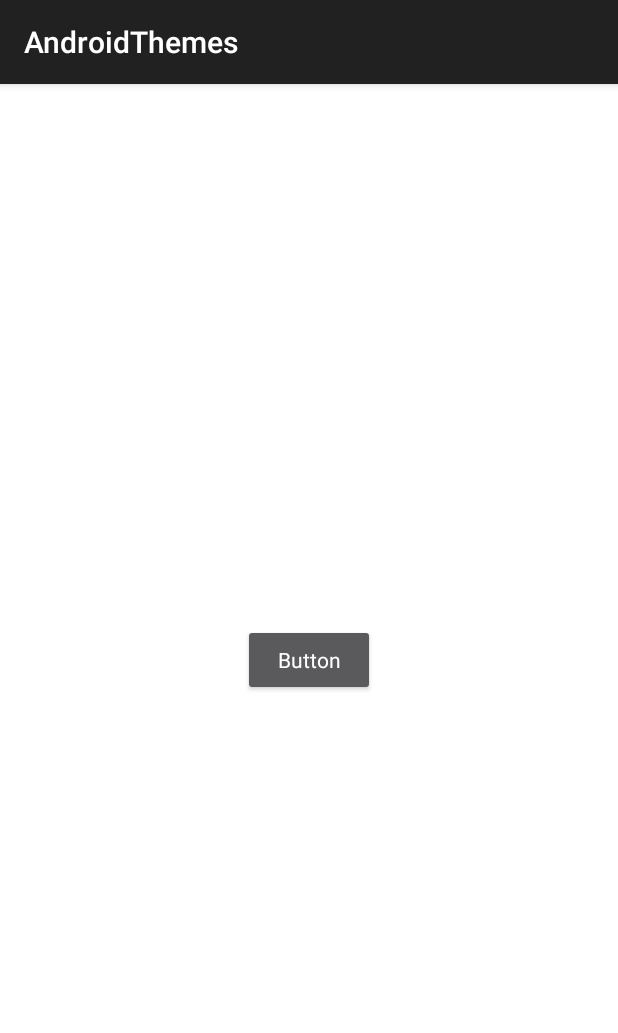
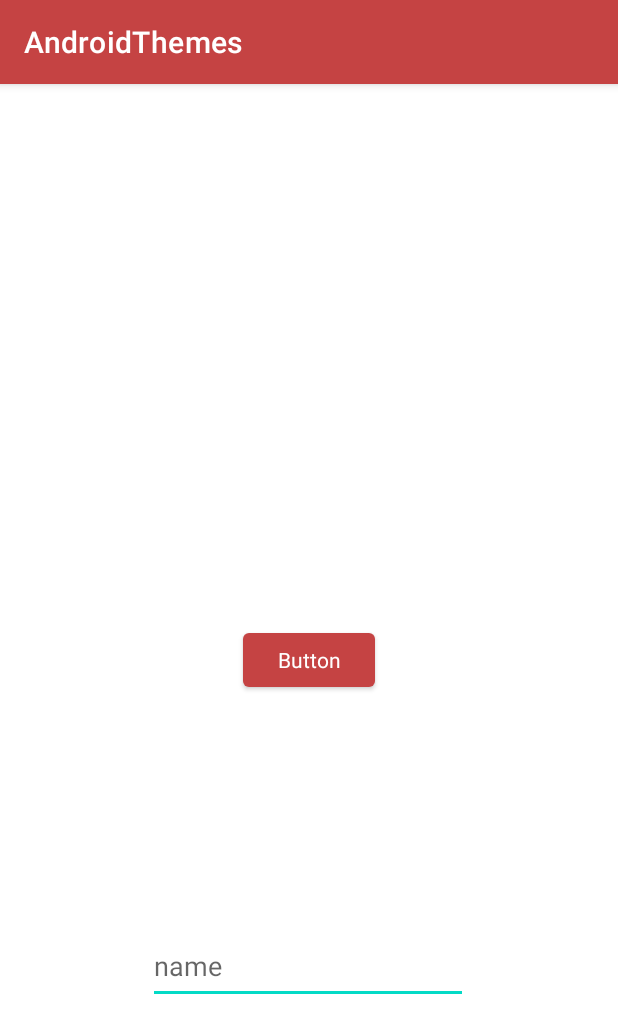
Before and after one commit to fatiq123/AndroidThemes, an Android app: the screen it shows after launch (MainActivity), on a phone screen of 412 x 824 dp. Shown: the top 1033 px of the screen. Run offline under Robolectric (Android 15) with nearby library versions, the phone set to English and light mode, and no system bars.

Commit message:
working on themes

```diff
--- a/app/src/main/AndroidManifest.xml
+++ b/app/src/main/AndroidManifest.xml
@@ -10,7 +10,7 @@
         android:label="@string/app_name"
         android:roundIcon="@mipmap/ic_launcher_round"
         android:supportsRtl="true"
-        android:theme="@style/Theme.AppCompat"
+        android:theme="@style/MyTheme"
         tools:targetApi="31">
         <activity
             android:name=".MainActivity"
--- a/app/src/main/res/layout/activity_main.xml
+++ b/app/src/main/res/layout/activity_main.xml
@@ -10,10 +10,10 @@
 
     <Button
         android:id="@+id/button"
+        style="@style/Theme.AppCompat"
         android:layout_width="wrap_content"
         android:layout_height="wrap_content"
         android:text="Button"
-        style="@style/Theme.AppCompat"
         app:layout_constraintBottom_toBottomOf="parent"
         app:layout_constraintEnd_toEndOf="parent"
         app:layout_constraintHorizontal_bias="0.5"
@@ -21,4 +21,17 @@
         app:layout_constraintTop_toTopOf="parent"
         app:layout_constraintVertical_bias="0.5" />
 
+    <EditText
+        android:id="@+id/editTextText"
+        android:layout_width="wrap_content"
+        android:layout_height="50dp"
+        android:ems="10"
+        android:inputType="text"
+        android:hint="name"
+        app:layout_constraintBottom_toBottomOf="parent"
+        app:layout_constraintEnd_toEndOf="parent"
+        app:layout_constraintHorizontal_bias="0.497"
+        app:layout_constraintStart_toStartOf="parent"
+        app:layout_constraintTop_toBottomOf="@+id/button" />
+
 </androidx.constraintlayout.widget.ConstraintLayout>
--- a/app/src/main/res/values/colors.xml
+++ b/app/src/main/res/values/colors.xml
@@ -1,6 +1,12 @@
 <?xml version="1.0" encoding="utf-8"?>
 <resources>
-    <color name="black">#FF000000</color>
+    <color name="black">#C54343</color>
     <color name="white">#FFFFFFFF</color>
-    <color name="colorPrimary">#3F51B5</color> <!-- Replace this with your desired primary color -->
+
+
+    <!--These colors are used in app theme in actionbar-->
+    <color name="colorPrimary">#9710B6</color> <!-- Replace this with your desired primary color -->
+    <color name="colorPrimaryVariant">#098805</color>
+
+
 </resources>
--- a/app/src/main/res/values/themes.xml
+++ b/app/src/main/res/values/themes.xml
@@ -1,26 +1,22 @@
-<!--<resources xmlns:tools="http://schemas.android.com/tools">-->
-<!--    &lt;!&ndash; Base application theme. &ndash;&gt;-->
-<!--    <style name="Base.Theme.AndroidThemes" parent="Theme.Material3.DayNight.NoActionBar">-->
-<!--        &lt;!&ndash; Customize your light theme here. &ndash;&gt;-->
-<!--        &lt;!&ndash; <item name="colorPrimary">@color/my_light_primary</item> &ndash;&gt;-->
-<!--    </style>-->
+<resources xmlns:tools="http://schemas.android.com/tools">
+    <!-- Base application theme. -->
+    <style name="Base.Theme.AndroidThemes" parent="Theme.Material3.DayNight.NoActionBar">
+        <!-- Customize your light theme here. -->
+        <!-- <item name="colorPrimary">@color/my_light_primary</item> -->
+    </style>
 
-<!--    <style name="Theme.AndroidThemes" parent="Base.Theme.AndroidThemes" />-->
-<!--</resources>-->
+    <style name="Theme.AndroidThemes" parent="Base.Theme.AndroidThemes" />
 
 
-<resources>
 
-    <style name="MyTheme" parent="Theme.Material3.DayNight.NoActionBar">
-        <item name="android:textColor">#00FF00</item>
+    <!--custom theme-->
+    <style name="MyTheme" parent="Theme.MaterialComponents.DayNight.DarkActionBar">
+
+        <item name="colorPrimary">@color/black</item>
+        <item name="colorPrimaryVariant">@color/colorPrimaryVariant</item>
+
+
+        <item name="android:statusBarColor">?attr/colorPrimaryVariant</item>
     </style>
 
-
-    <!-- Style for the AppBar -->
-    <style name="AppTheme.AppBarOverlay" parent="ThemeOverlay.AppCompat.Dark.ActionBar" />
-
-    <!-- Style for the Popup Menu -->
-    <style name="AppTheme.PopupOverlay" parent="ThemeOverlay.AppCompat.Light" />
-
-    <color name="colorPrimaryDark">#173181</color>
 </resources>
```
